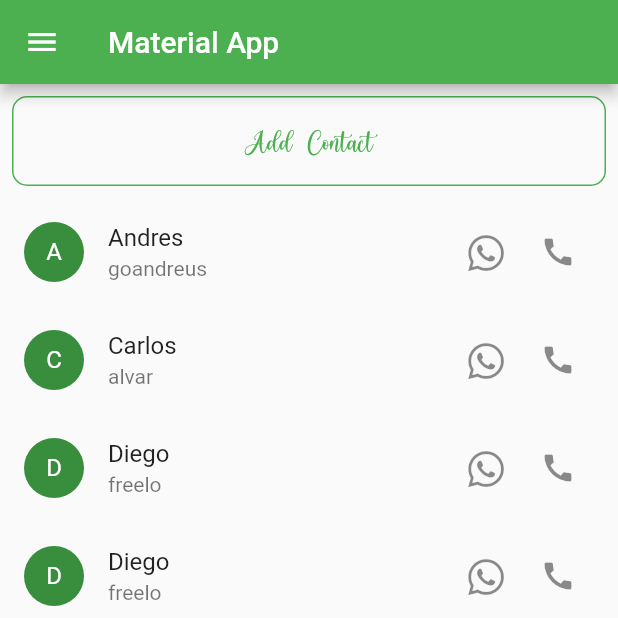
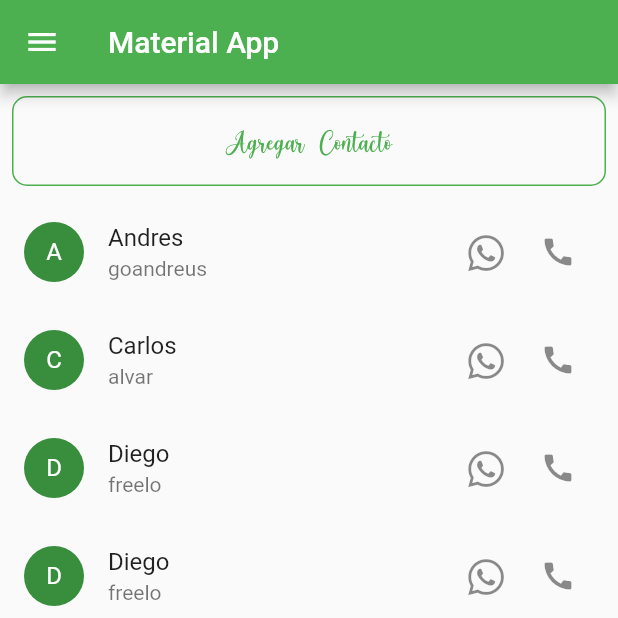
Before and after one commit to goandreus/todo_expo, a Flutter app: the screen it shows after launch, on a phone screen of 412 x 824 dp, the top half of it. Run offline on Flutter 3.47's test engine with Material 2 defaults, Android fonts, the phone set to English and light mode, and no system bars; our stand-ins replace material_design_icons_flutter; statements that could not run were skipped.

Commit message:
controller remove

```diff
--- a/lib/ui/widgets/custom_buttons.dart
+++ b/lib/ui/widgets/custom_buttons.dart
@@ -1,6 +1,5 @@
 import 'package:flutter/material.dart';
 import 'package:todo_expo/controllers/main_controller.dart';
-import 'package:todo_expo/controllers/theme_controller.dart';
 
 class CustomButton extends StatefulWidget {
 
@@ -9,15 +8,13 @@ class CustomButton extends StatefulWidget {
 }
 
 class _CustomButtonState extends State<CustomButton> {
-  ValueNotifier<String> titulo = ValueNotifier<String>('Add Contact');
+  ValueNotifier<String> titulo = ValueNotifier<String>('Agregar Contacto');
 
-  ThemeController _controller = ThemeController.instance;
 
   @override
   Widget build(BuildContext context) {
     return InkWell(
       onTap: () {
-        _controller.changeTheme(true);
         titulo.value = "Value notifier button";
         pressButton();
         // setState(() {
```
